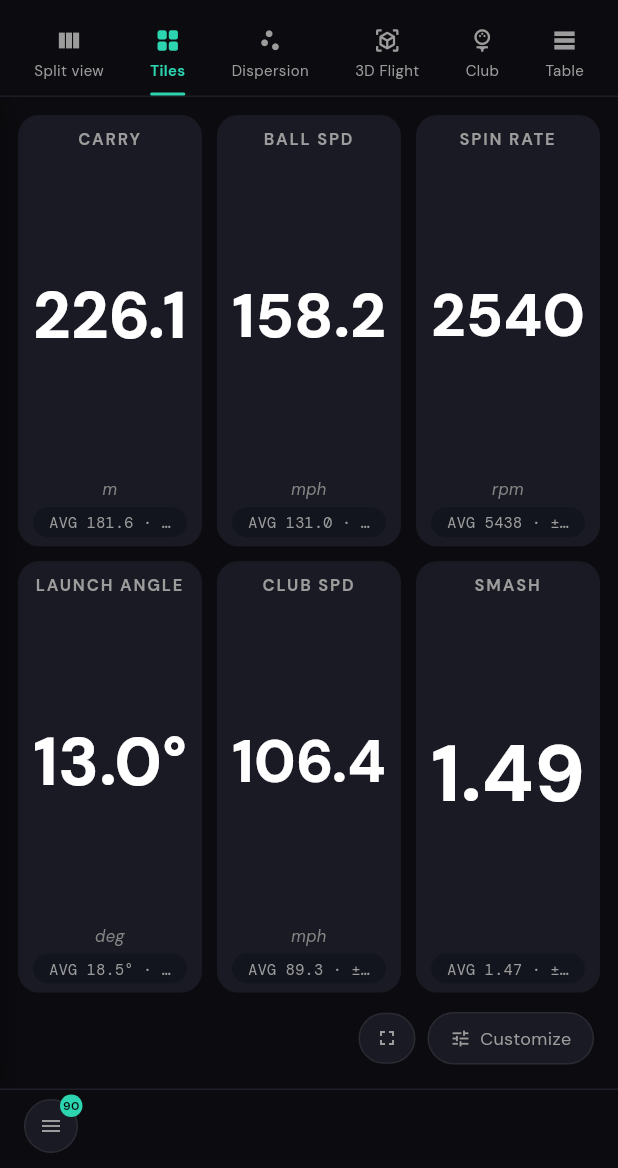
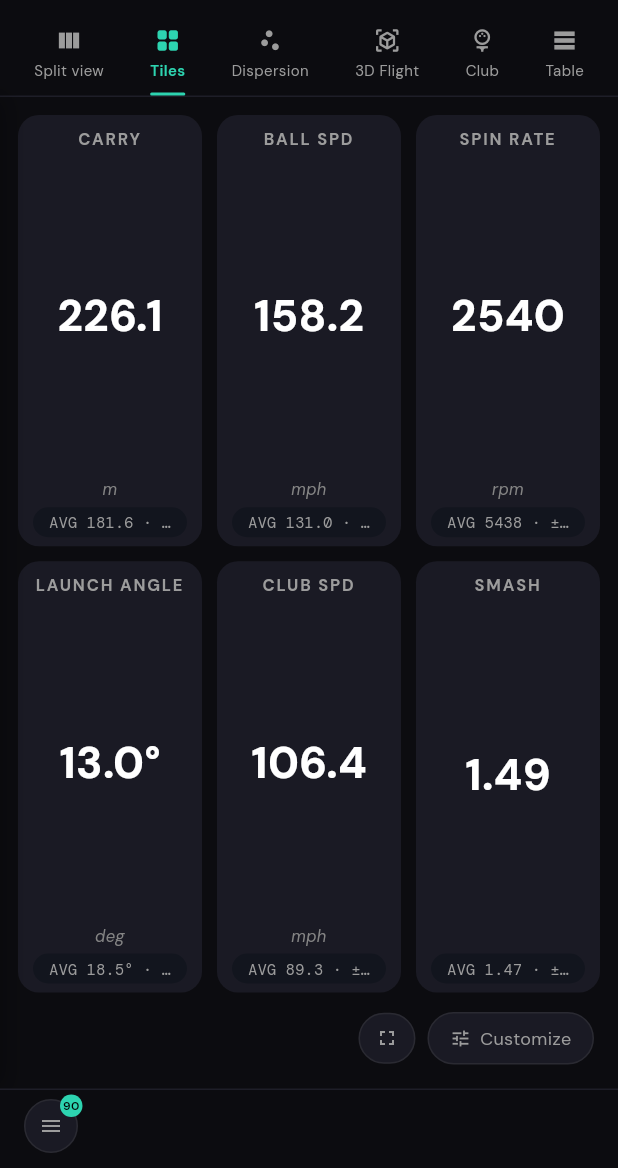
Before and after one commit to leveleightyfour/your_launch_monitor, a Flutter app: the SessionDetailScreen screen opened directly with sample values from the repository, after a tap on "Tiles", on a phone screen of 412 x 824 dp, the part 68-1236 px from its top. Run offline on Flutter 3.47's test engine with Material 3 defaults, Android fonts, the phone set to English and light mode, and no system bars; our stand-ins replace drift, drift_flutter, flutter_blue_plus, flutter_riverpod, go_router, google_fonts and 2 more; missing offline and left inert: restart_app, shorebird_code_push, win_ble; accounts and stored records are empty; generated files the repository leaves out were written again.

Commit message:
Give every tile the same digit size
Each value stretched to fill its own tile, so '1.35' rendered larger
than '131.8' purely for having fewer characters — size implying an
emphasis nobody intended. The digits' size now derives from the tile
geometry itself: the value area's height, and its width at a nominal
five-digit value. Every tile in the grid shares that geometry, so the
grid reads as one instrument panel by construction. FittedBox stays as
scaleDown only, an escape hatch for the rare value longer than the
nominal — it shrinks within its own tile instead of clipping.

Co-Authored-By: Claude Fable 5 <noreply@anthropic.com>

```diff
--- a/lib/features/launch_monitor/presentation/widgets/tabs/tiles_tab.dart
+++ b/lib/features/launch_monitor/presentation/widgets/tabs/tiles_tab.dart
@@ -1,3 +1,5 @@
+import 'dart:math' as math;
+
 import 'package:flutter/material.dart';
 import 'package:flutter_riverpod/flutter_riverpod.dart';
 
@@ -452,10 +454,26 @@ class _MetricTile extends StatelessWidget {
               Expanded(
                 child: isImpact
                     ? _ImpactDisplay(shot: currentShot)
-                    : FittedBox(
-                        fit: BoxFit.contain,
-                        alignment: Alignment.center,
-                        child: _TileValue(text: currentStr),
+                    : LayoutBuilder(
+                        builder: (context, valueBox) {
+                          // One size for every tile, derived from the shared
+                          // tile geometry — height, and width at a nominal
+                          // five-digit value — so the grid reads as one
+                          // instrument panel instead of sizing each number by
+                          // its string length. scaleDown steps in only for
+                          // the rare value longer than the nominal.
+                          final base = math
+                              .min(
+                                valueBox.maxHeight * 0.92,
+                                valueBox.maxWidth / 3.5,
+                              )
+                              .clamp(8.0, 200.0);
+                          return FittedBox(
+                            fit: BoxFit.scaleDown,
+                            alignment: Alignment.center,
+                            child: _TileValue(text: currentStr, size: base),
+                          );
+                        },
                       ),
               ),
               if (!compact && !isImpact && unit.isNotEmpty)
@@ -509,10 +527,14 @@ class _MetricTile extends StatelessWidget {
 /// suffix sits beside the digits at half size on the shared baseline. Tabular
 /// figures keep the split-flap animation from wobbling the layout as digits
 /// roll.
+///
+/// [size] is the digits' font size. The metric tiles pass one value computed
+/// from their shared geometry so every tile's digits match.
 class _TileValue extends StatelessWidget {
   final String text;
+  final double size;
 
-  const _TileValue({required this.text});
+  const _TileValue({required this.text, this.size = 108});
 
   static TextStyle _style(double size) => AppTextStyles.sans(
     size: size,
@@ -523,16 +545,16 @@ class _TileValue extends StatelessWidget {
   Widget build(BuildContext context) {
     final (number, suffix) = splitValueSuffix(text);
     if (suffix.isEmpty) {
-      return SplitFlapText(text: number, style: _style(108));
+      return SplitFlapText(text: number, style: _style(size));
     }
     return Row(
       mainAxisSize: MainAxisSize.min,
       crossAxisAlignment: CrossAxisAlignment.baseline,
       textBaseline: TextBaseline.alphabetic,
       children: [
-        SplitFlapText(text: number, style: _style(108)),
-        const SizedBox(width: 5),
-        SplitFlapText(text: suffix, style: _style(54)),
+        SplitFlapText(text: number, style: _style(size)),
+        SizedBox(width: size * 0.05),
+        SplitFlapText(text: suffix, style: _style(size * 0.5)),
       ],
     );
   }
```
Also changed, not shown: 1 other file.
